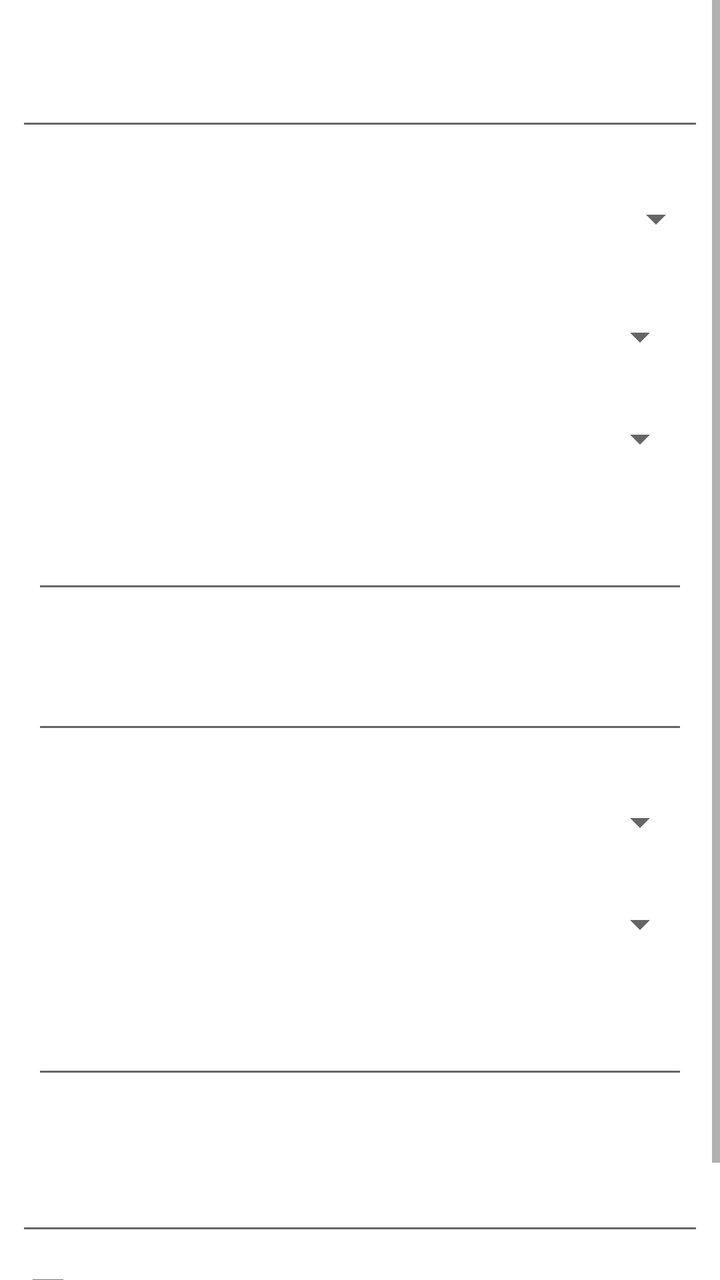
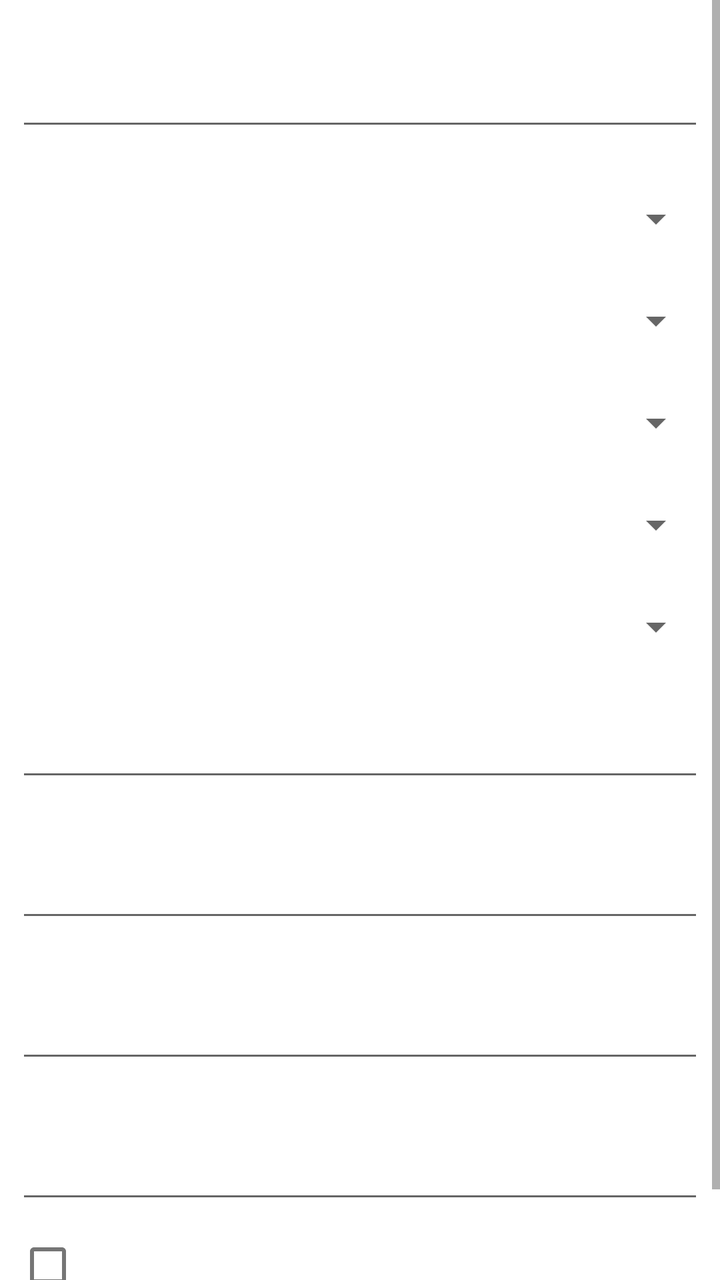

Before-and-after screenshots of an Android layout around one commit, followed by the original layout XML and the change that was made.
<!-- AndroidManifest.xml: fallback theme Theme.MaterialComponents.DayNight.NoActionBar -->
<!-- res/layout/wifi_ap_configure.xml -->
<?xml version="1.0" encoding="utf-8"?>
<ScrollView xmlns:android="http://schemas.android.com/apk/res/android"
        android:layout_width="fill_parent"
        android:layout_height="wrap_content">
        
    <LinearLayout
            android:layout_width="fill_parent"
            android:layout_height="wrap_content"
            android:padding="8dip"
            android:orientation="vertical"> 
    
            <LinearLayout
                android:id="@+id/table"
                android:layout_width="fill_parent"
                android:layout_height="fill_parent"
                android:orientation="vertical">
            </LinearLayout>

    
        
    
        <TextView android:id="@+id/ssid_text"
                style="?android:attr/textAppearanceSmallInverse"
                android:layout_width="fill_parent"
                android:layout_height="wrap_content"
                android:text="@string/wifi_type_ssid" />
            
        <EditText android:id="@+id/ssid_edit"
                android:layout_width="fill_parent"
                android:layout_height="wrap_content"
                android:layout_marginTop="2dip"
                android:singleLine="true" />
    
    
    
        
        
        <TextView android:id="@+id/security_text"
                style="?android:attr/textAppearanceSmallInverse"
                android:layout_width="fill_parent"
                android:layout_height="wrap_content"
                android:layout_marginTop="8dip"
                android:text="@string/wifi_security" />
            
        
        <Spinner android:id="@+id/security_spinner"
                android:layout_width="fill_parent"
                android:layout_height="wrap_content" />

        
        <LinearLayout android:id="@+id/enterprise_wrapper"
            android:layout_width="fill_parent"
            android:layout_height="wrap_content"
            android:padding="8dip"
            android:orientation="vertical">
                <TextView android:id="@+id/eap_text"
                        style="?android:attr/textAppearanceSmallInverse"
                        android:layout_width="fill_parent"
                        android:layout_height="wrap_content"
                        android:layout_marginTop="8dip"
                        android:text="@string/please_select_eap" />
                <Spinner android:id="@+id/eap_spinner"
                        android:layout_width="fill_parent"
                        android:layout_height="wrap_content" />
                <TextView android:id="@+id/phase2_text"
                        style="?android:attr/textAppearanceSmallInverse"
                        android:layout_width="fill_parent"
                        android:layout_height="wrap_content"
                        android:layout_marginTop="8dip"
                        android:text="@string/please_select_phase2" />
                <Spinner android:id="@+id/phase2_spinner"
                        android:layout_width="fill_parent"
                        android:layout_height="wrap_content" />

                <TextView android:id="@+id/identity_text"
                        style="?android:attr/textAppearanceSmallInverse"
                        android:layout_width="fill_parent"
                        android:layout_height="wrap_content"
                        android:layout_marginTop="8dip"
                        android:text="@string/please_type_identity" />
                <EditText android:id="@+id/identity_edit"
                        android:layout_width="fill_parent"
                        android:layout_height="wrap_content"
                        android:layout_marginTop="2dip"
                        android:singleLine="true" />
                <TextView android:id="@+id/anonymous_identity_text"
                        style="?android:attr/textAppearanceSmallInverse"
                        android:layout_width="fill_parent"
                        android:layout_height="wrap_content"
                        android:layout_marginTop="8dip"
                        android:text="@string/please_type_anonymous_identity" />
                <EditText android:id="@+id/anonymous_identity_edit"
                        android:layout_width="fill_parent"
                        android:layout_height="wrap_content"
                        android:layout_marginTop="2dip"
                        android:singleLine="true" />
                <TextView android:id="@+id/ca_certificate_text"
                        style="?android:attr/textAppearanceSmallInverse"
                        android:layout_width="fill_parent"
                        android:layout_height="wrap_content"
                        android:layout_marginTop="8dip"
                        android:text="@string/please_select_ca_certificate" />
                <Spinner android:id="@+id/ca_certificate_spinner"
                        android:layout_width="fill_parent"
                        android:layout_height="wrap_content" />
                <TextView android:id="@+id/client_certificate_text"
                        style="?android:attr/textAppearanceSmallInverse"
                        android:layout_width="fill_parent"
                        android:layout_height="wrap_content"
                        android:layout_marginTop="8dip"
                        android:text="@string/please_select_client_certificate" />
                <Spinner android:id="@+id/client_certificate_spinner"
                        android:layout_width="fill_parent"
                        android:layout_height="wrap_content" />
                <TextView android:id="@+id/private_key_passwd_text"
                        style="?android:attr/textAppearanceSmallInverse"
                        android:layout_width="fill_parent"
                        android:layout_height="wrap_content"
                        android:layout_marginTop="8dip"
                        android:text="@string/please_type_private_key_passwd" />
                <EditText android:id="@+id/private_key_passwd_edit"
                        android:layout_width="fill_parent"
                        android:layout_height="wrap_content"
                        android:layout_marginTop="2dip"
                        android:singleLine="true" />
        </LinearLayout>

        
        
        <TextView android:id="@+id/password_text"
                style="?android:attr/textAppearanceSmallInverse"
                android:layout_width="fill_parent"
                android:layout_height="wrap_content"
                android:layout_marginTop="8dip"
                android:text="@string/please_type_passphrase" />
            
        <EditText android:id="@+id/password_edit"
                android:layout_width="fill_parent"
                android:layout_height="wrap_content"
                android:layout_marginTop="2dip"
                android:singleLine="true"
                android:password="true" />
    
        <CheckBox android:id="@+id/show_password_checkbox"
                style="?android:attr/textAppearanceSmallInverse"
                android:layout_width="fill_parent"
                android:layout_height="wrap_content"
                android:layout_marginTop="2dip"
                android:text="@string/wifi_show_password" />
                
        <Spinner android:id="@+id/wep_type_spinner"
                android:layout_width="fill_parent"
                android:layout_height="wrap_content"
                android:entries="@array/wifi_wep_type" />
            
    </LinearLayout>

</ScrollView>
<!-- resources referenced by this layout -->
<resources>
  <string-array name="wifi_wep_type">
          
          <item>Auto</item>
          
          <item>WEP ASCII</item>
          
          <item>WEP hexadecimal</item>
      </string-array>
  <string name="please_select_ca_certificate">CA certificate</string>
  <string name="please_select_client_certificate">Client certificate</string>
  <string name="please_select_eap">EAP method</string>
  <string name="please_select_phase2">Phase 2 authentication</string>
  <string name="please_type_anonymous_identity">Anonymous identity</string>
  <string name="please_type_identity">Identity</string>
  <string name="please_type_passphrase">Wireless password</string>
  <string name="please_type_private_key_passwd">Private key password</string>
  <string name="wifi_security">Security</string>
  <string name="wifi_show_password">Show password.</string>
  <string name="wifi_type_ssid">Network SSID</string>
</resources>

<!-- the commit's change to res/layout/wifi_ap_configure.xml (unified diff, before → after) -->
@@ -51,7 +51,7 @@
         <LinearLayout android:id="@+id/enterprise_wrapper"
             android:layout_width="fill_parent"
             android:layout_height="wrap_content"
-            android:padding="8dip"
+            android:padding="0dip"
             android:orientation="vertical">
                 <TextView android:id="@+id/eap_text"
                         style="?android:attr/textAppearanceSmallInverse"
@@ -72,28 +72,6 @@
                         android:layout_width="fill_parent"
                         android:layout_height="wrap_content" />
 
-                <TextView android:id="@+id/identity_text"
-                        style="?android:attr/textAppearanceSmallInverse"
-                        android:layout_width="fill_parent"
-                        android:layout_height="wrap_content"
-                        android:layout_marginTop="8dip"
-                        android:text="@string/please_type_identity" />
-                <EditText android:id="@+id/identity_edit"
-                        android:layout_width="fill_parent"
-                        android:layout_height="wrap_content"
-                        android:layout_marginTop="2dip"
-                        android:singleLine="true" />
-                <TextView android:id="@+id/anonymous_identity_text"
-                        style="?android:attr/textAppearanceSmallInverse"
-                        android:layout_width="fill_parent"
-                        android:layout_height="wrap_content"
-                        android:layout_marginTop="8dip"
-                        android:text="@string/please_type_anonymous_identity" />
-                <EditText android:id="@+id/anonymous_identity_edit"
-                        android:layout_width="fill_parent"
-                        android:layout_height="wrap_content"
-                        android:layout_marginTop="2dip"
-                        android:singleLine="true" />
                 <TextView android:id="@+id/ca_certificate_text"
                         style="?android:attr/textAppearanceSmallInverse"
                         android:layout_width="fill_parent"
@@ -119,6 +97,28 @@
                         android:layout_marginTop="8dip"
                         android:text="@string/please_type_private_key_passwd" />
                 <EditText android:id="@+id/private_key_passwd_edit"
+                        android:layout_width="fill_parent"
+                        android:layout_height="wrap_content"
+                        android:layout_marginTop="2dip"
+                        android:singleLine="true" />
+                <TextView android:id="@+id/identity_text"
+                        style="?android:attr/textAppearanceSmallInverse"
+                        android:layout_width="fill_parent"
+                        android:layout_height="wrap_content"
+                        android:layout_marginTop="8dip"
+                        android:text="@string/please_type_identity" />
+                <EditText android:id="@+id/identity_edit"
+                        android:layout_width="fill_parent"
+                        android:layout_height="wrap_content"
+                        android:layout_marginTop="2dip"
+                        android:singleLine="true" />
+                <TextView android:id="@+id/anonymous_identity_text"
+                        style="?android:attr/textAppearanceSmallInverse"
+                        android:layout_width="fill_parent"
+                        android:layout_height="wrap_content"
+                        android:layout_marginTop="8dip"
+                        android:text="@string/please_type_anonymous_identity" />
+                <EditText android:id="@+id/anonymous_identity_edit"
                         android:layout_width="fill_parent"
                         android:layout_height="wrap_content"
                         android:layout_marginTop="2dip"
